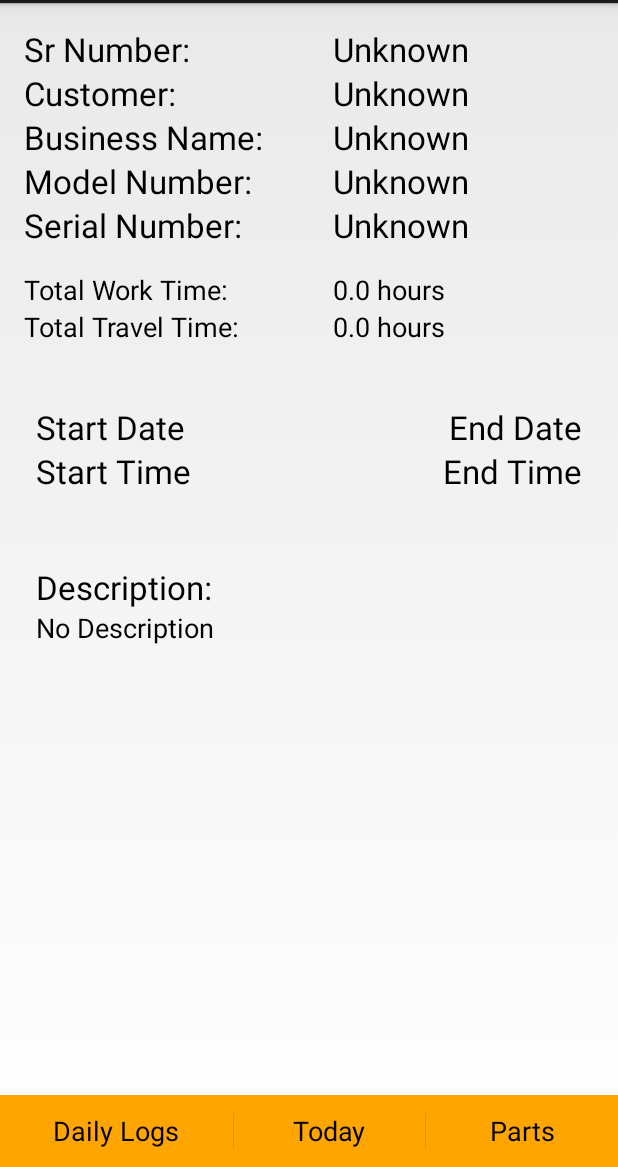
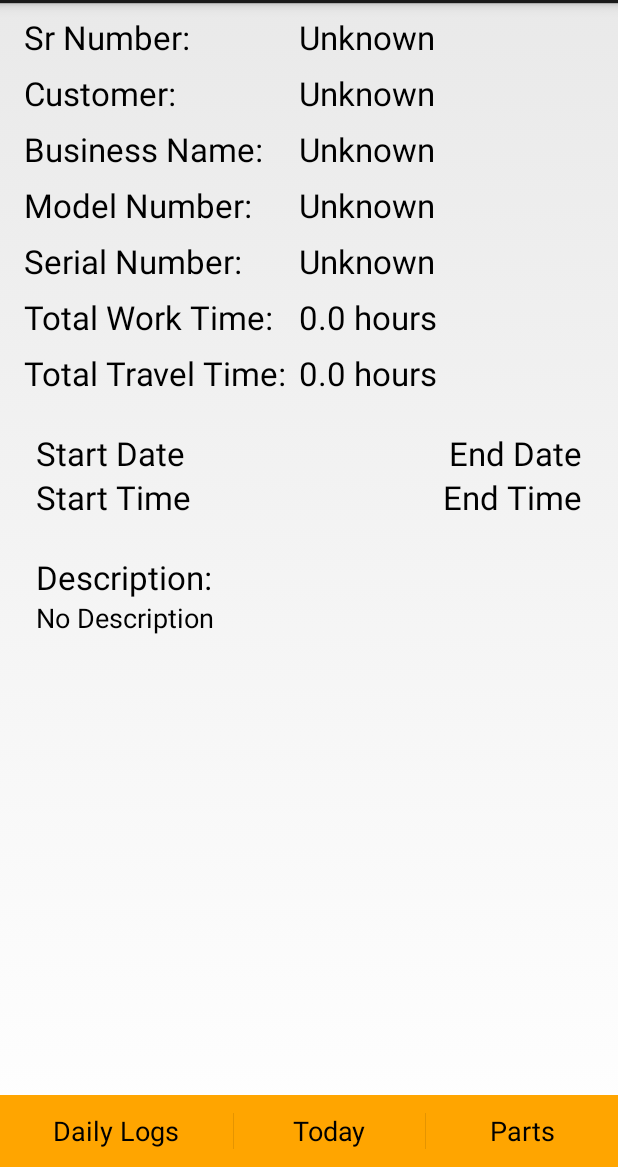
Before and after one commit to emerssso/SRBase, an Android app: the ViewSRActivity screen opened directly, with no data from a screen before it, on a phone screen of 412 x 824 dp, the part 69-1236 px from its top. Run offline under Robolectric (Android 15) with nearby library versions, the phone set to English and light mode, and no system bars.

Commit message:
Continue improving layout
Change View SR layout to use TableLayout and other features for better
appearance

```diff
--- a/app/src/main/java/com/gmail/emerssso/srbase/ViewSRActivity.java
+++ b/app/src/main/java/com/gmail/emerssso/srbase/ViewSRActivity.java
@@ -467,12 +467,12 @@ public class ViewSRActivity extends DeletableActivity {
 						+ " hours");
 			}
 			else { //if no dailies found, update screen with warning
-				startDate.setText("No Dates Logged");
-				startTime.setText("");
-				endDate.setText("");
-				endTime.setText("");
-				totalWorkTime.setText("0 hours");
-				totalTravelTime.setText("0 hours");
+				startDate.setText(R.string.no_dates_found);
+				startTime.setVisibility(View.GONE);
+				endDate.setVisibility(View.GONE);
+				endTime.setVisibility(View.GONE);
+				totalWorkTime.setText(R.string.zero_hours);
+				totalTravelTime.setText(R.string.zero_hours);
 			}
 		}
 	}
--- a/app/src/main/res/layout/view_sr_activity.xml
+++ b/app/src/main/res/layout/view_sr_activity.xml
@@ -11,6 +11,7 @@
         android:layout_height="match_parent"
         android:id="@+id/scrollView"
         android:layout_gravity="center_horizontal"
+        android:layout_above="@+id/button_row"
         xmlns:android="http://schemas.android.com/apk/res/android">
 
         <LinearLayout
@@ -18,131 +19,193 @@
             android:layout_width="fill_parent"
             android:layout_height="wrap_content">
 
-            <LinearLayout
-                android:orientation="horizontal"
-                android:layout_width="match_parent"
-                android:layout_height="wrap_content">
+            <TableLayout
+                android:layout_width="fill_parent"
+                android:layout_height="fill_parent">
 
-                <LinearLayout
-                    android:orientation="vertical"
-                    android:layout_width="0dp"
-                    android:layout_height="wrap_content"
-                    android:layout_weight="1"
-                    android:layout_margin="16dp">
+                <TableRow
+                    android:layout_width="fill_parent"
+                    android:layout_height="fill_parent">
 
                     <TextView
                         android:layout_width="wrap_content"
                         android:layout_height="wrap_content"
                         android:textAppearance="?android:attr/textAppearanceLarge"
                         android:text="@string/sr_number_header"
-                        android:id="@+id/sr_number_header" />
+                        android:id="@+id/sr_number_header"
+                        android:layout_column="0"
+                        android:layout_marginLeft="@dimen/side_margin_table"
+                        android:layout_marginRight="@dimen/inner_table_margin"
+                        android:layout_marginTop="@dimen/top_margin_table"/>
+
+                    <TextView
+                        android:layout_width="wrap_content"
+                        android:layout_height="wrap_content"
+                        android:textAppearance="?android:attr/textAppearanceLarge"
+                        android:text="@string/unknown"
+                        android:id="@+id/sr_number_view"
+                        android:layout_column="1"
+                        android:layout_marginRight="@dimen/side_margin_table"
+                        android:layout_marginTop="@dimen/top_margin_table"/>
+                </TableRow>
+
+                <TableRow
+                    android:layout_width="fill_parent"
+                    android:layout_height="fill_parent">
 
                     <TextView
                         android:layout_width="wrap_content"
                         android:layout_height="wrap_content"
                         android:textAppearance="?android:attr/textAppearanceLarge"
                         android:text="@string/customer_header"
-                        android:id="@+id/customer_name_header" />
+                        android:id="@+id/customer_name_header"
+                        android:layout_column="0"
+                        android:layout_marginLeft="@dimen/side_margin_table"
+                        android:layout_marginRight="@dimen/inner_table_margin"
+                        android:layout_marginTop="@dimen/top_margin_table" />
+
+                    <TextView
+                        android:layout_width="wrap_content"
+                        android:layout_height="wrap_content"
+                        android:textAppearance="?android:attr/textAppearanceLarge"
+                        android:text="@string/unknown"
+                        android:id="@+id/customer_name_view"
+                        android:layout_column="1"
+                        android:layout_marginRight="@dimen/side_margin_table"
+                        android:layout_marginTop="@dimen/top_margin_table" />
+                </TableRow>
+
+                <TableRow
+                    android:layout_width="fill_parent"
+                    android:layout_height="fill_parent">
 
                     <TextView
                         android:layout_width="wrap_content"
                         android:layout_height="wrap_content"
                         android:textAppearance="?android:attr/textAppearanceLarge"
                         android:text="@string/business_name_header"
-                        android:id="@+id/business_name_header" />
+                        android:id="@+id/business_name_header"
+                        android:layout_column="0"
+                        android:layout_marginLeft="@dimen/side_margin_table"
+                        android:layout_marginRight="@dimen/inner_table_margin"
+                        android:layout_marginTop="@dimen/top_margin_table" />
+
+                    <TextView
+                        android:layout_width="wrap_content"
+                        android:layout_height="wrap_content"
+                        android:textAppearance="?android:attr/textAppearanceLarge"
+                        android:text="@string/unknown"
+                        android:id="@+id/business_name_view"
+                        android:layout_column="1"
+                        android:layout_marginRight="@dimen/side_margin_table"
+                        android:layout_marginTop="@dimen/top_margin_table" />
+                </TableRow>
+
+                <TableRow
+                    android:layout_width="fill_parent"
+                    android:layout_height="fill_parent">
 
                     <TextView
                         android:layout_width="wrap_content"
                         android:layout_height="wrap_content"
                         android:textAppearance="?android:attr/textAppearanceLarge"
                         android:text="@string/model_number_header"
-                        android:id="@+id/model_number_header" />
+                        android:id="@+id/model_number_header"
+                        android:layout_column="0"
+                        android:layout_marginLeft="@dimen/side_margin_table"
+                        android:layout_marginRight="@dimen/inner_table_margin"
+                        android:layout_marginTop="@dimen/top_margin_table" />
+
+                    <TextView
+                        android:layout_width="wrap_content"
+                        android:layout_height="wrap_content"
+                        android:textAppearance="?android:attr/textAppearanceLarge"
+                        android:text="@string/unknown"
+                        android:id="@+id/model_number_view"
+                        android:layout_column="1"
+                        android:layout_marginRight="@dimen/side_margin_table"
+                        android:layout_marginTop="@dimen/top_margin_table" />
+                </TableRow>
+
+                <TableRow
+                    android:layout_width="fill_parent"
+                    android:layout_height="fill_parent">
 
                     <TextView
                         android:layout_width="wrap_content"
                         android:layout_height="wrap_content"
                         android:textAppearance="?android:attr/textAppearanceLarge"
                         android:text="@string/serial_number_header"
-                        android:id="@+id/serial_number_header" />
-
-                    <TextView
-                        android:layout_width="wrap_content"
-                        android:layout_height="wrap_content"
-                        android:layout_marginTop="16dp"
-                        android:textAppearance="?android:attr/textAppearanceMedium"
-                        android:text="@string/total_work_time"
-                        android:id="@+id/total_work_header" />
-                    <TextView
-                        android:layout_width="wrap_content"
-                        android:layout_height="wrap_content"
-                        android:textAppearance="?android:attr/textAppearanceMedium"
-                        android:text="@string/total_travel_time"
-                        android:id="@+id/total_travel_header" />
-                </LinearLayout>
-
-                <LinearLayout
-                    android:orientation="vertical"
-                    android:layout_width="0dp"
-                    android:layout_height="wrap_content"
-                    android:layout_weight="1"
-                    android:layout_margin="16dp">
+                        android:id="@+id/serial_number_header"
+                        android:layout_column="0"
+                        android:layout_marginLeft="@dimen/side_margin_table"
+                        android:layout_marginRight="@dimen/inner_table_margin"
+                        android:layout_marginTop="@dimen/top_margin_table" />
 
                     <TextView
                         android:layout_width="wrap_content"
                         android:layout_height="wrap_content"
                         android:textAppearance="?android:attr/textAppearanceLarge"
                         android:text="@string/unknown"
-                        android:id="@+id/sr_number_view" />
+                        android:id="@+id/serial_number_view"
+                        android:layout_column="1"
+                        android:layout_marginRight="@dimen/side_margin_table"
+                        android:layout_marginTop="@dimen/top_margin_table" />
+                </TableRow>
+
+                <TableRow
+                    android:layout_width="fill_parent"
+                    android:layout_height="fill_parent">
 
                     <TextView
                         android:layout_width="wrap_content"
                         android:layout_height="wrap_content"
                         android:textAppearance="?android:attr/textAppearanceLarge"
-                        android:text="@string/unknown"
-                        android:id="@+id/customer_name_view" />
-
-                    <TableLayout
-                        android:layout_width="match_parent"
-                        android:layout_height="wrap_content"></TableLayout>
+                        android:text="@string/total_work_time"
+                        android:id="@+id/total_work_time_header"
+                        android:layout_column="0"
+                        android:layout_marginLeft="@dimen/side_margin_table"
+                        android:layout_marginRight="@dimen/inner_table_margin"
+                        android:layout_marginTop="@dimen/top_margin_table" />
 
                     <TextView
                         android:layout_width="wrap_content"
                         android:layout_height="wrap_content"
                         android:textAppearance="?android:attr/textAppearanceLarge"
-                        android:text="@string/unknown"
-                        android:id="@+id/business_name_view" />
+                        android:text="@string/zero_hours"
+                        android:id="@+id/total_work_time"
+                        android:layout_column="1"
+                        android:layout_marginRight="@dimen/side_margin_table"
+                        android:layout_marginTop="@dimen/top_margin_table" />
+                </TableRow>
+
+                <TableRow
+                    android:layout_width="fill_parent"
+                    android:layout_height="fill_parent">
 
                     <TextView
                         android:layout_width="wrap_content"
                         android:layout_height="wrap_content"
                         android:textAppearance="?android:attr/textAppearanceLarge"
-                        android:text="@string/unknown"
-                        android:id="@+id/model_number_view" />
+                        android:text="@string/total_travel_time"
+                        android:id="@+id/total_travel_time_header"
+                        android:layout_column="0"
+                        android:layout_marginLeft="@dimen/side_margin_table"
+                        android:layout_marginRight="@dimen/inner_table_margin"
+                        android:layout_marginTop="@dimen/top_margin_table" />
 
                     <TextView
                         android:layout_width="wrap_content"
                         android:layout_height="wrap_content"
                         android:textAppearance="?android:attr/textAppearanceLarge"
-                        android:text="@string/unknown"
-                        android:id="@+id/serial_number_view" />
+                        android:text="@string/zero_hours"
+                        android:id="@+id/total_travel_time"
+                        android:layout_column="1"
+                        android:layout_marginRight="@dimen/side_margin_table"
+                        android:layout_marginTop="@dimen/top_margin_table" />
+                </TableRow>
 
-                    <TextView
-                        android:layout_width="wrap_content"
-                        android:layout_height="wrap_content"
-                        android:layout_marginTop="16dp"
-                        android:textAppearance="?android:attr/textAppearanceMedium"
-                        android:text="@string/zero_hours"
-                        android:id="@+id/total_work_time" />
-
-                    <TextView
-                        android:layout_width="wrap_content"
-                        android:layout_height="wrap_content"
-                        android:textAppearance="?android:attr/textAppearanceMedium"
-                        android:text="@string/zero_hours"
-                        android:id="@+id/total_travel_time" />
-                </LinearLayout>
-
-            </LinearLayout>
+            </TableLayout>
 
             <RelativeLayout
                 android:layout_width="match_parent"
@@ -191,7 +254,9 @@
                 android:layout_width="match_parent"
                 android:layout_height="0dp"
                 android:layout_weight="1"
-                android:layout_margin="24dp">
+                android:layout_marginLeft="24dp"
+                android:layout_marginRight="24dp"
+                android:layout_marginBottom="24dp">
                 <TextView
                     android:layout_width="wrap_content"
                     android:layout_height="wrap_content"
@@ -212,6 +277,7 @@
     </ScrollView>
 
     <LinearLayout
+        android:id="@+id/button_row"
         android:orientation="horizontal"
         android:layout_width="match_parent"
         android:layout_height="wrap_content"
--- a/app/src/main/res/values/dimens.xml
+++ b/app/src/main/res/values/dimens.xml
@@ -2,4 +2,7 @@
 <resources>
     <dimen name="total_time_margin">10dp</dimen>
     <dimen name="part_value_tab">20dp</dimen>
+    <dimen name="side_margin_table">16dp</dimen>
+    <dimen name="top_margin_table">8dp</dimen>
+    <dimen name="inner_table_margin">8dp</dimen>
 </resources>
```
Lines whose indentation alone changed are shown as unchanged.
